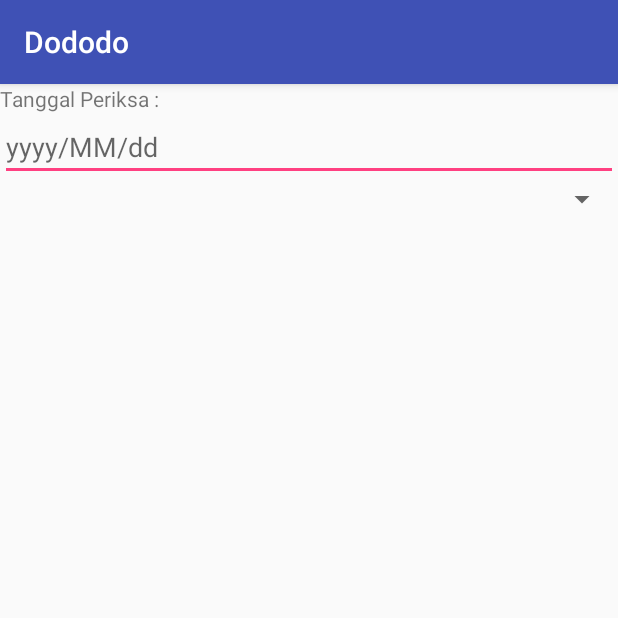
After one commit to mursitaffandi/Dododo, an Android app: the JadwalCheckUpActivity screen opened directly, with no data from a screen before it, on a phone screen of 412 x 824 dp, the top half of it. The commit adds this screen. Run offline under Robolectric (Android 15) with nearby library versions, the phone set to English and light mode, and no system bars.

Commit message:
jadwalcheckup

```diff
--- /dev/null
+++ b/app/src/main/java/com/mursitaffandi/dododo/JadwalCheckUpActivity.java
@@ -0,0 +1,26 @@
+package com.mursitaffandi.dododo;
+
+import android.support.v7.app.AppCompatActivity;
+import android.os.Bundle;
+import android.view.View;
+import android.widget.AdapterView;
+import android.widget.Spinner;
+
+public class JadwalCheckUpActivity extends AppCompatActivity implements Spinner.OnItemSelectedListener{
+
+    @Override
+    protected void onCreate(Bundle savedInstanceState) {
+        super.onCreate(savedInstanceState);
+        setContentView(R.layout.activity_jadwal_check_up);
+    }
+
+    @Override
+    public void onItemSelected(AdapterView<?> adapterView, View view, int position, long l) {
+
+    }
+
+    @Override
+    public void onNothingSelected(AdapterView<?> adapterView) {
+
+    }
+}
--- /dev/null
+++ b/app/src/main/res/layout/activity_jadwal_check_up.xml
@@ -0,0 +1,23 @@
+<?xml version="1.0" encoding="utf-8"?>
+<LinearLayout xmlns:android="http://schemas.android.com/apk/res/android"
+    xmlns:app="http://schemas.android.com/apk/res-auto"
+    xmlns:tools="http://schemas.android.com/tools"
+    android:layout_width="match_parent"
+    android:layout_height="match_parent"
+    android:orientation="vertical"
+    tools:context="com.mursitaffandi.dododo.JadwalCheckUpActivity">
+    <TextView
+        android:layout_width="match_parent"
+        android:layout_height="wrap_content"
+        android:text="Tanggal Periksa :"
+        android:textSize="14sp"/>
+    <EditText
+        android:layout_width="match_parent"
+        android:layout_height="wrap_content"
+        android:id="@+id/edt_tgl_checkup"
+        android:hint="yyyy/MM/dd"/>
+    <Spinner
+        android:layout_width="match_parent"
+        android:layout_height="wrap_content"
+        android:id="@+id/spinner" />
+</LinearLayout>
--- a/app/src/main/res/layout/activity_register.xml
+++ b/app/src/main/res/layout/activity_register.xml
@@ -51,7 +51,7 @@
         android:layout_width="match_parent"
         android:layout_height="wrap_content"
         android:id="@+id/edt_tanggal"
-        android:hint="yy/MM/yyyy"/>
+        android:hint="yyyy/MM/dd"/>
     <Button
         android:layout_width="wrap_content"
         android:layout_height="wrap_content"
```
Also changed, not shown: app/src/main/AndroidManifest.xml (+13 -12 lines), app/src/main/java/com/mursitaffandi/dododo/MainActivity.java (+30 -1 lines), app/src/main/res/layout/activity_main.xml (+39 -10 lines), app/src/main/res/drawable/ic_doctor.png (added), app/src/main/res/drawable/rsudkariadi.JPG (added).
